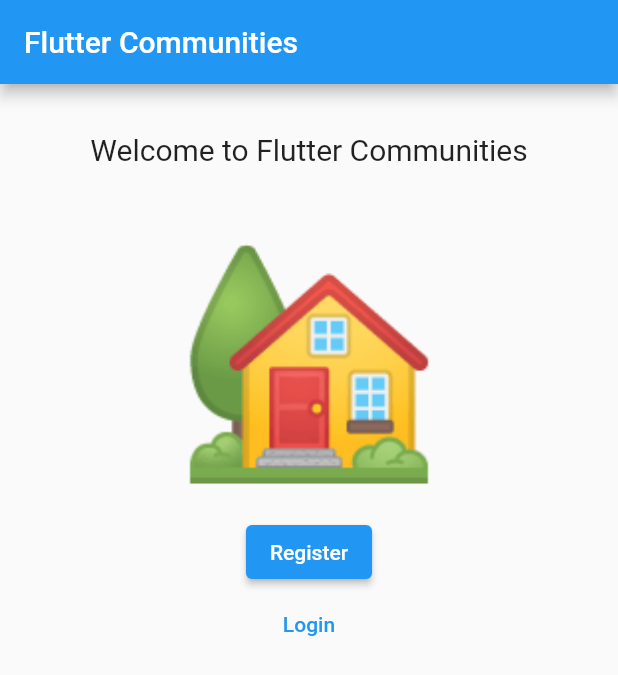
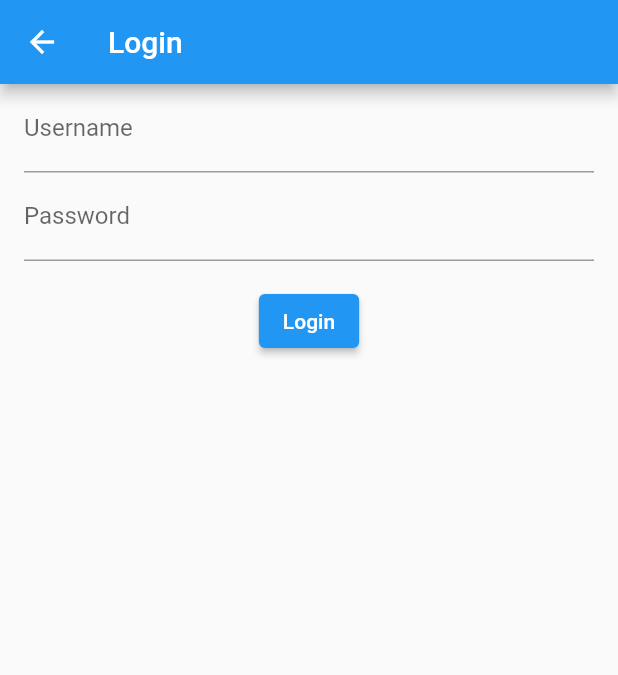
Before and after one commit to seanconnollydev/flutter_communities, a Flutter app: the screen it shows after launch, after a tap on "Login", on a phone screen of 412 x 824 dp. Shown: the top 675 px of the screen. Run offline on Flutter 3.47's test engine with Material 2 defaults, Android fonts, the phone set to English and light mode, and no system bars; our stand-ins replace built_collection, built_value, flutter_dotenv, flutter_riverpod, flutter_secure_storage; missing offline and left inert: ferry, ferry_exec, gql, gql_code_builder, gql_exec, gql_http_link.

Commit message:
Login screen

```diff
--- a/lib/graphql/communities.ast.gql.dart
+++ b/lib/graphql/communities.ast.gql.dart
@@ -26,4 +26,28 @@ const CreateUser = _i1.OperationDefinitionNode(
           directives: [],
           selectionSet: null)
     ]));
-const document = _i1.DocumentNode(definitions: [CreateUser]);
+const LoginUser = _i1.OperationDefinitionNode(
+    type: _i1.OperationType.mutation,
+    name: _i1.NameNode(value: 'LoginUser'),
+    variableDefinitions: [
+      _i1.VariableDefinitionNode(
+          variable: _i1.VariableNode(name: _i1.NameNode(value: 'input')),
+          type: _i1.NamedTypeNode(
+              name: _i1.NameNode(value: 'LoginUserInput'), isNonNull: true),
+          defaultValue: _i1.DefaultValueNode(value: null),
+          directives: [])
+    ],
+    directives: [],
+    selectionSet: _i1.SelectionSetNode(selections: [
+      _i1.FieldNode(
+          name: _i1.NameNode(value: 'loginUser'),
+          alias: null,
+          arguments: [
+            _i1.ArgumentNode(
+                name: _i1.NameNode(value: 'input'),
+                value: _i1.VariableNode(name: _i1.NameNode(value: 'input')))
+          ],
+          directives: [],
+          selectionSet: null)
+    ]));
+const document = _i1.DocumentNode(definitions: [CreateUser, LoginUser]);
--- a/lib/graphql/communities.data.gql.dart
+++ b/lib/graphql/communities.data.gql.dart
@@ -26,3 +26,24 @@ abstract class GCreateUserData
   static GCreateUserData? fromJson(Map<String, dynamic> json) =>
       _i1.serializers.deserializeWith(GCreateUserData.serializer, json);
 }
+
+abstract class GLoginUserData
+    implements Built<GLoginUserData, GLoginUserDataBuilder> {
+  GLoginUserData._();
+
+  factory GLoginUserData([Function(GLoginUserDataBuilder b) updates]) =
+      _$GLoginUserData;
+
+  static void _initializeBuilder(GLoginUserDataBuilder b) =>
+      b..G__typename = 'Mutation';
+  @BuiltValueField(wireName: '__typename')
+  String get G__typename;
+  String get loginUser;
+  static Serializer<GLoginUserData> get serializer =>
+      _$gLoginUserDataSerializer;
+  Map<String, dynamic> toJson() =>
+      (_i1.serializers.serializeWith(GLoginUserData.serializer, this)
+          as Map<String, dynamic>);
+  static GLoginUserData? fromJson(Map<String, dynamic> json) =>
+      _i1.serializers.deserializeWith(GLoginUserData.serializer, json);
+}
--- a/lib/graphql/communities.req.gql.dart
+++ b/lib/graphql/communities.req.gql.dart
@@ -48,3 +48,40 @@ abstract class GCreateUserReq
   static GCreateUserReq? fromJson(Map<String, dynamic> json) =>
       _i6.serializers.deserializeWith(GCreateUserReq.serializer, json);
 }
+
+abstract class GLoginUserReq
+    implements
+        Built<GLoginUserReq, GLoginUserReqBuilder>,
+        _i1.OperationRequest<_i2.GLoginUserData, _i3.GLoginUserVars> {
+  GLoginUserReq._();
+
+  factory GLoginUserReq([Function(GLoginUserReqBuilder b) updates]) =
+      _$GLoginUserReq;
+
+  static void _initializeBuilder(GLoginUserReqBuilder b) => b
+    ..operation =
+        _i4.Operation(document: _i5.document, operationName: 'LoginUser')
+    ..executeOnListen = true;
+  _i3.GLoginUserVars get vars;
+  _i4.Operation get operation;
+  _i4.Request get execRequest =>
+      _i4.Request(operation: operation, variables: vars.toJson());
+  String? get requestId;
+  @BuiltValueField(serialize: false)
+  _i2.GLoginUserData? Function(_i2.GLoginUserData?, _i2.GLoginUserData?)?
+      get updateResult;
+  _i2.GLoginUserData? get optimisticResponse;
+  String? get updateCacheHandlerKey;
+  Map<String, dynamic>? get updateCacheHandlerContext;
+  _i1.FetchPolicy? get fetchPolicy;
+  bool get executeOnListen;
+  @override
+  _i2.GLoginUserData? parseData(Map<String, dynamic> json) =>
+      _i2.GLoginUserData.fromJson(json);
+  static Serializer<GLoginUserReq> get serializer => _$gLoginUserReqSerializer;
+  Map<String, dynamic> toJson() =>
+      (_i6.serializers.serializeWith(GLoginUserReq.serializer, this)
+          as Map<String, dynamic>);
+  static GLoginUserReq? fromJson(Map<String, dynamic> json) =>
+      _i6.serializers.deserializeWith(GLoginUserReq.serializer, json);
+}
--- a/lib/graphql/communities.var.gql.dart
+++ b/lib/graphql/communities.var.gql.dart
@@ -23,3 +23,20 @@ abstract class GCreateUserVars
   static GCreateUserVars? fromJson(Map<String, dynamic> json) =>
       _i2.serializers.deserializeWith(GCreateUserVars.serializer, json);
 }
+
+abstract class GLoginUserVars
+    implements Built<GLoginUserVars, GLoginUserVarsBuilder> {
+  GLoginUserVars._();
+
+  factory GLoginUserVars([Function(GLoginUserVarsBuilder b) updates]) =
+      _$GLoginUserVars;
+
+  _i1.GLoginUserInput get input;
+  static Serializer<GLoginUserVars> get serializer =>
+      _$gLoginUserVarsSerializer;
+  Map<String, dynamic> toJson() =>
+      (_i2.serializers.serializeWith(GLoginUserVars.serializer, this)
+          as Map<String, dynamic>);
+  static GLoginUserVars? fromJson(Map<String, dynamic> json) =>
+      _i2.serializers.deserializeWith(GLoginUserVars.serializer, json);
+}
--- a/lib/graphql/serializers.gql.dart
+++ b/lib/graphql/serializers.gql.dart
@@ -2,11 +2,11 @@ import 'package:built_collection/built_collection.dart';
 import 'package:built_value/serializer.dart';
 import 'package:built_value/standard_json_plugin.dart' show StandardJsonPlugin;
 import 'package:flutter_communities/graphql/communities.data.gql.dart'
-    show GCreateUserData;
+    show GCreateUserData, GLoginUserData;
 import 'package:flutter_communities/graphql/communities.req.gql.dart'
-    show GCreateUserReq;
+    show GCreateUserReq, GLoginUserReq;
 import 'package:flutter_communities/graphql/communities.var.gql.dart'
-    show GCreateUserVars;
+    show GCreateUserVars, GLoginUserVars;
 import 'package:flutter_communities/graphql/schema.schema.gql.dart'
     show GCreateUserInput, GDate, GLoginUserInput, GLong, GTime, GUserInput;
 import 'package:gql_code_builder/src/serializers/operation_serializer.dart'
@@ -23,7 +23,10 @@ final SerializersBuilder _serializersBuilder = _$serializers.toBuilder()
   GCreateUserReq,
   GCreateUserVars,
   GDate,
+  GLoginUserData,
   GLoginUserInput,
+  GLoginUserReq,
+  GLoginUserVars,
   GLong,
   GTime,
   GUserInput
--- a/lib/main.dart
+++ b/lib/main.dart
@@ -1,4 +1,5 @@
 import 'package:flutter/material.dart';
+import 'package:flutter_communities/screens/login_screen.dart';
 import 'package:flutter_dotenv/flutter_dotenv.dart';
 import 'package:flutter_riverpod/flutter_riverpod.dart';
 
@@ -21,6 +22,7 @@ class MyApp extends StatelessWidget {
       routes: {
         HomeScreen.routeName: (_) => HomeScreen(),
         RegistrationScreen.routeName: (_) => RegistrationScreen(),
+        LoginScreen.routeName: (_) => LoginScreen(),
       },
     );
   }
--- a/lib/screens/home_screen.dart
+++ b/lib/screens/home_screen.dart
@@ -2,6 +2,7 @@ import 'package:flutter/material.dart';
 import 'package:flutter_communities/providers/auth.dart';
 import 'package:flutter_riverpod/flutter_riverpod.dart';
 
+import 'login_screen.dart';
 import 'registration_screen.dart';
 
 class HomeScreen extends ConsumerWidget {
@@ -82,7 +83,7 @@ class HomeScreen extends ConsumerWidget {
                 alignment: Alignment.center,
                 child: TextButton(
                   onPressed: () {
-                    print('>>> Navigate to Login');
+                    Navigator.of(context).pushNamed(LoginScreen.routeName);
                   },
                   child: Text('Login'),
                 ),
--- /dev/null
+++ b/lib/screens/login_screen.dart
@@ -0,0 +1,94 @@
+import 'package:flutter/material.dart';
+import 'package:flutter_communities/graphql/communities.req.gql.dart';
+import 'package:flutter_communities/providers/auth.dart';
+import 'package:flutter_riverpod/flutter_riverpod.dart';
+import 'package:flutter_communities/providers/ferry.dart';
+
+import 'home_screen.dart';
+
+class LoginScreen extends StatefulWidget {
+  static const routeName = '/login';
+
+  const LoginScreen({Key? key}) : super(key: key);
+
+  @override
+  _LoginScreenState createState() => _LoginScreenState();
+}
+
+class _LoginScreenState extends State<LoginScreen> {
+  final _formKey = GlobalKey<FormState>();
+  String? _username;
+  String? _password;
+
+  void _login() async {
+    _formKey.currentState?.save();
+
+    final client = context.read(ferryClientProvider);
+
+    final request = GLoginUserReq(
+      (b) => b
+        ..vars.input.username = _username
+        ..vars.input.password = _password,
+    );
+
+    final resp = await client.request(request).first;
+    print(resp);
+    final token = resp.data?.loginUser;
+    if (token != null) {
+      await context.read(authProvider.notifier).setSession(token);
+      Navigator.of(context)
+          .pushNamedAndRemoveUntil(HomeScreen.routeName, (_) => false);
+    } else {
+      ScaffoldMessenger.of(context).showSnackBar(SnackBar(
+        content: Text('Login failed, please try again.'),
+        backgroundColor: Colors.red,
+      ));
+    }
+  }
+
+  @override
+  Widget build(BuildContext context) {
+    return Scaffold(
+      appBar: AppBar(
+        title: Text('Login'),
+      ),
+      body: SingleChildScrollView(
+        child: Form(
+          key: _formKey,
+          child: Column(
+            crossAxisAlignment: CrossAxisAlignment.stretch,
+            children: [
+              Padding(
+                padding: const EdgeInsets.symmetric(horizontal: 16),
+                child: TextFormField(
+                  decoration: const InputDecoration(labelText: 'Username'),
+                  onSaved: (username) {
+                    _username = username;
+                  },
+                ),
+              ),
+              Padding(
+                padding: const EdgeInsets.symmetric(horizontal: 16),
+                child: TextFormField(
+                  decoration: const InputDecoration(labelText: 'Password'),
+                  obscureText: true,
+                  onSaved: (password) {
+                    _password = password;
+                  },
+                ),
+              ),
+              Container(
+                alignment: Alignment.center,
+                padding: const EdgeInsets.symmetric(vertical: 16),
+                child: ElevatedButton(
+                  onPressed: _login,
+                  child: Text('Login'),
+                ),
+              )
+            ],
+          ),
+        ),
+      ),
+    );
+  }
+}
```
Also changed, not shown: lib/graphql/communities.data.gql.g.dart, lib/graphql/communities.req.gql.g.dart, lib/graphql/communities.var.gql.g.dart, lib/graphql/serializers.gql.g.dart, 3 other files.
